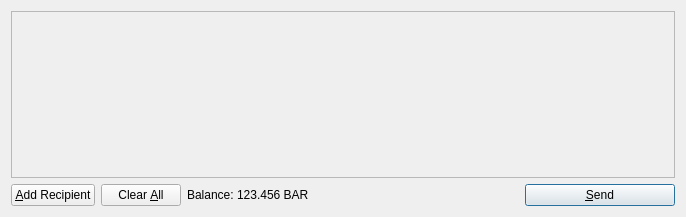
The window that src/qt/forms/sendcoinsdialog.ui (coindiggers/coindiggercoin) describes before a commit, drawn with Qt 5.
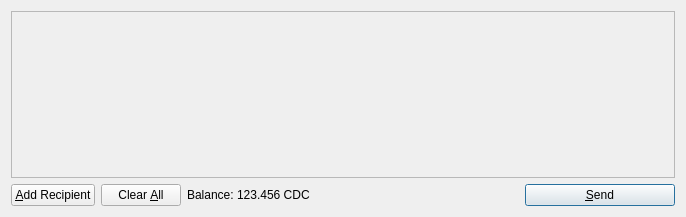
The same window after the commit. Icons and pictures are not drawn.

```diff
--- a/src/qt/forms/sendcoinsdialog.ui
+++ b/src/qt/forms/sendcoinsdialog.ui
@@ -119,7 +119,7 @@
           <cursorShape>IBeamCursor</cursorShape>
          </property>
          <property name="text">
-          <string>123.456 BAR</string>
+          <string>123.456 CDC</string>
          </property>
          <property name="textInteractionFlags">
           <set>Qt::LinksAccessibleByMouse|Qt::TextSelectableByKeyboard|Qt::TextSelectableByMouse</set>
```
